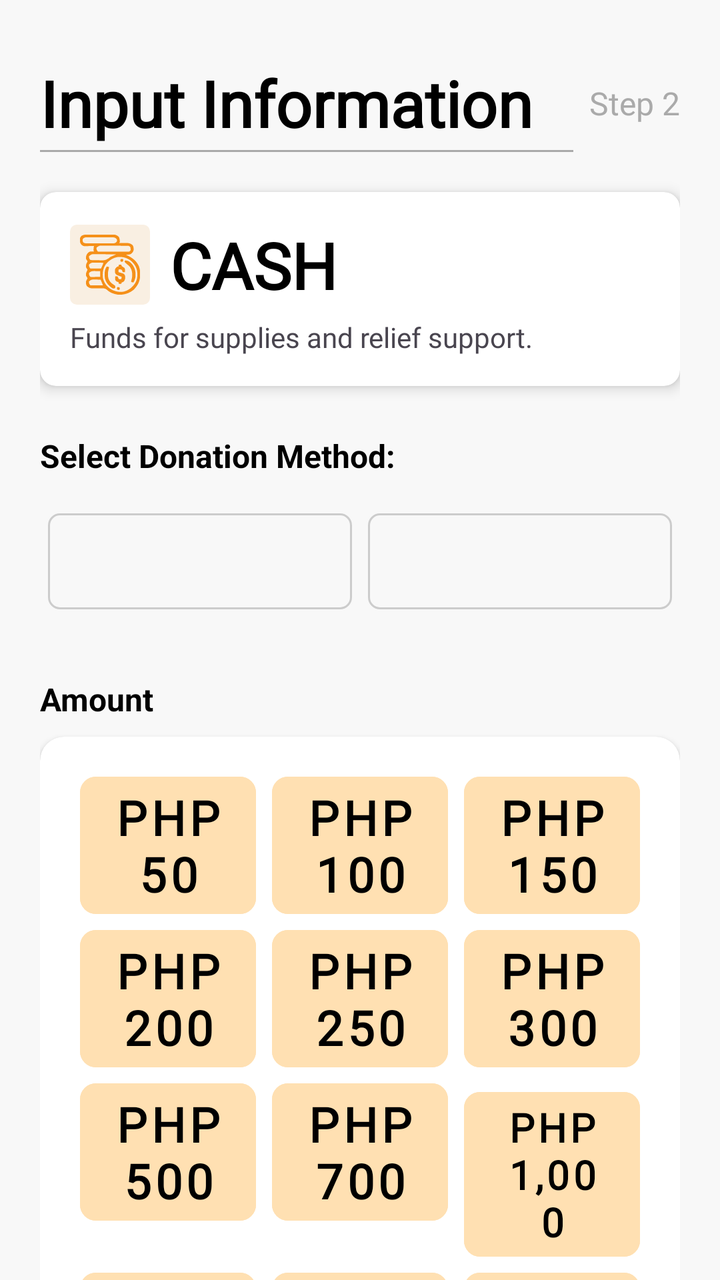
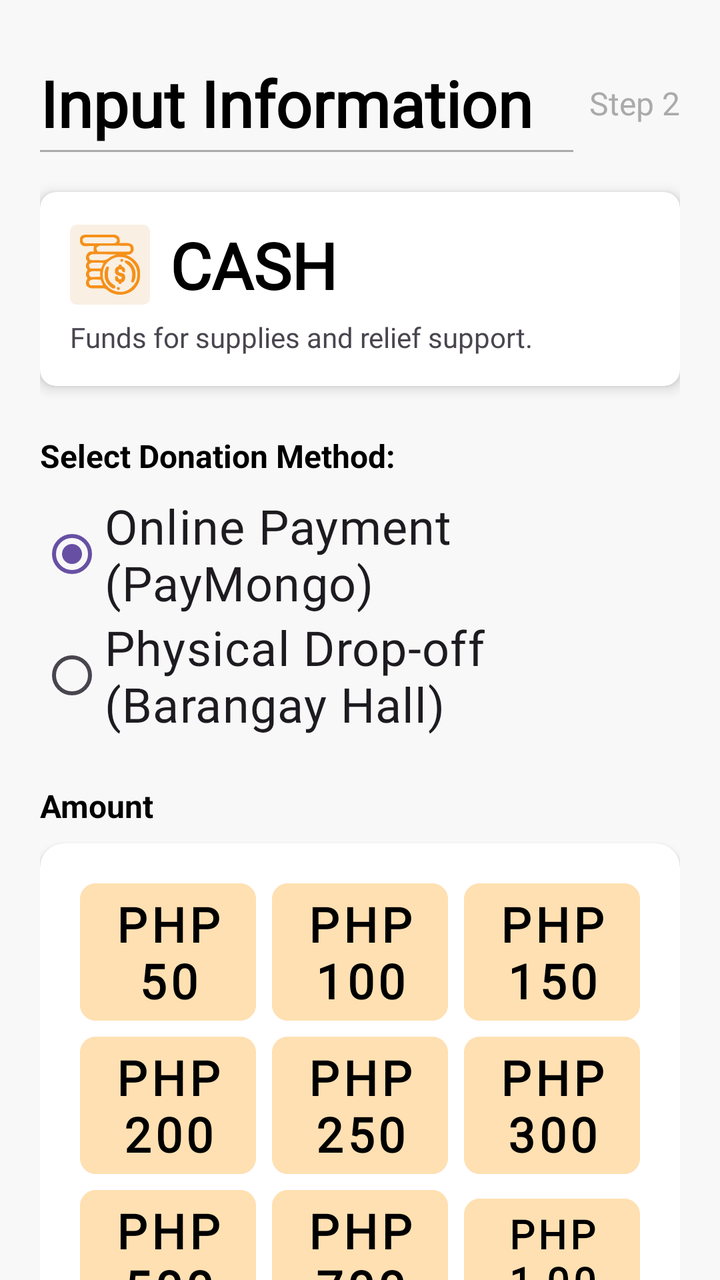

Compare the two renders of this Android layout. The source of the first and the diff that turns it into the second are given below.
<!-- AndroidManifest.xml: application theme Theme.Dawnasyon_v1 -->
<!-- res/layout/fragment_cash_info.xml -->
<?xml version="1.0" encoding="utf-8"?>
<androidx.core.widget.NestedScrollView xmlns:android="http://schemas.android.com/apk/res/android"
    xmlns:app="http://schemas.android.com/apk/res-auto"
    xmlns:tools="http://schemas.android.com/tools"
    android:layout_width="match_parent"
    android:layout_height="match_parent"
    android:fillViewport="true"
    android:background="#F8F8F8">

    <androidx.constraintlayout.widget.ConstraintLayout
        android:layout_width="match_parent"
        android:layout_height="wrap_content"
        android:padding="20dp"
        tools:context=".CashInfo_fragment">

        <TextView
            android:id="@+id/txtHeader"
            android:layout_width="wrap_content"
            android:layout_height="wrap_content"
            android:layout_marginTop="10dp"
            android:fontFamily="@font/dongle"
            android:text="@string/input_information"
            android:textColor="@android:color/black"
            android:textSize="32sp"
            android:textStyle="bold"
            app:layout_constraintStart_toStartOf="parent"
            app:layout_constraintTop_toTopOf="parent" />

        <View
            android:id="@+id/separatorLine"
            android:layout_width="0dp"
            android:layout_height="1dp"
            android:background="@android:color/darker_gray"
            android:layout_marginTop="2dp"
            android:layout_marginEnd="8dp"
            app:layout_constraintStart_toStartOf="@id/txtHeader"
            app:layout_constraintEnd_toStartOf="@id/txtStep"
            app:layout_constraintTop_toBottomOf="@id/txtHeader" />

        <TextView
            android:id="@+id/txtStep"
            android:layout_width="wrap_content"
            android:layout_height="wrap_content"
            android:fontFamily="@font/dongle"
            android:text="Step 2"
            android:textColor="@android:color/darker_gray"
            android:textSize="16sp"
            app:layout_constraintBottom_toBottomOf="@id/txtHeader"
            app:layout_constraintEnd_toEndOf="parent"
            app:layout_constraintTop_toTopOf="@id/txtHeader" />

        <androidx.cardview.widget.CardView
            android:id="@+id/cardCategory"
            android:layout_width="match_parent"
            android:layout_height="wrap_content"
            android:layout_marginTop="20dp"
            app:cardCornerRadius="8dp"
            app:cardElevation="4dp"
            app:layout_constraintTop_toBottomOf="@id/separatorLine">

            <LinearLayout
                android:layout_width="match_parent"
                android:layout_height="wrap_content"
                android:orientation="vertical"
                android:padding="15dp">

                <LinearLayout
                    android:layout_width="match_parent"
                    android:layout_height="wrap_content"
                    android:orientation="horizontal"
                    android:gravity="center_vertical">

                    <ImageView
                        android:id="@+id/detailsImage"
                        android:layout_width="40dp"
                        android:layout_height="40dp"
                        android:src="@drawable/ic_money"
                        android:layout_marginEnd="10dp"
                        android:background="@drawable/bg"
                        android:padding="5dp"/>

                    <TextView
                        android:id="@+id/detailsTitle"
                        android:layout_width="wrap_content"
                        android:layout_height="wrap_content"
                        android:fontFamily="@font/dongle"
                        android:text="@string/cash"
                        android:textColor="@android:color/black"
                        android:textSize="32sp"
                        android:textStyle="bold" />
                </LinearLayout>

                <TextView
                    android:id="@+id/detailsDescription"
                    android:layout_width="match_parent"
                    android:layout_height="wrap_content"
                    android:layout_marginTop="5dp"
                    android:fontFamily="@font/dongle_light"
                    android:text="@string/funds_for_supplies_and_relief_support"
                    android:textSize="14sp" />
            </LinearLayout>
        </androidx.cardview.widget.CardView>

        <TextView
            android:id="@+id/txt_method_label"
            android:layout_width="wrap_content"
            android:layout_height="wrap_content"
            android:text="@string/select_donation_method"
            android:textSize="16sp"
            android:textStyle="bold"
            android:textColor="@android:color/black"
            android:layout_marginTop="24dp"
            app:layout_constraintTop_toBottomOf="@id/cardCategory"
            app:layout_constraintStart_toStartOf="parent" />

        <LinearLayout
            android:id="@+id/payment_methods_container"
            android:layout_width="match_parent"
            android:layout_height="wrap_content"
            android:orientation="horizontal"
            android:layout_marginTop="8dp"
            app:layout_constraintTop_toBottomOf="@id/txt_method_label"
            app:layout_constraintStart_toStartOf="parent"
            app:layout_constraintEnd_toEndOf="parent">

            <include layout="@layout/item_payment_method" android:id="@+id/gcash_button_layout" />
            <include layout="@layout/item_payment_method" android:id="@+id/maya_button_layout" />
        </LinearLayout>

        <TextView
            android:id="@+id/txt_amount_label"
            android:layout_width="wrap_content"
            android:layout_height="wrap_content"
            android:text="@string/amount"
            android:textSize="16sp"
            android:textStyle="bold"
            android:textColor="@android:color/black"
            android:layout_marginTop="24dp"
            app:layout_constraintTop_toBottomOf="@id/payment_methods_container"
            app:layout_constraintStart_toStartOf="parent" />

        <androidx.cardview.widget.CardView
            android:layout_width="match_parent"
            android:layout_height="wrap_content"
            android:layout_marginTop="8dp"
            android:layout_marginBottom="80dp"
            app:cardCornerRadius="12dp"
            app:cardElevation="2dp"
            app:cardBackgroundColor="@color/white"
            app:layout_constraintTop_toBottomOf="@id/txt_amount_label"
            app:layout_constraintStart_toStartOf="parent"
            app:layout_constraintEnd_toEndOf="parent"
            app:layout_constraintBottom_toBottomOf="parent">

            <LinearLayout
                android:layout_width="match_parent"
                android:layout_height="wrap_content"
                android:orientation="vertical"
                android:padding="16dp"
                android:gravity="center">

                <GridLayout
                    android:id="@+id/amount_grid"
                    android:layout_width="match_parent"
                    android:layout_height="wrap_content"
                    android:alignmentMode="alignMargins"
                    android:columnCount="3"
                    android:columnOrderPreserved="false"
                    android:rowCount="4"
                    android:useDefaultMargins="true">

                    <Button
                        style="@style/AmountButtonStyle"
                        android:fontFamily="@font/dongle"
                        android:text="PHP 50"
                        android:textSize="24sp" />

                    <Button
                        style="@style/AmountButtonStyle"
                        android:fontFamily="@font/dongle"
                        android:text="PHP 100"
                        android:textSize="24sp" />

                    <Button
                        style="@style/AmountButtonStyle"
                        android:fontFamily="@font/dongle"
                        android:text="PHP 150"
                        android:textSize="24sp" />

                    <Button
                        style="@style/AmountButtonStyle"
                        android:fontFamily="@font/dongle"
                        android:text="PHP 200"
                        android:textSize="24sp" />

                    <Button
                        style="@style/AmountButtonStyle"
                        android:fontFamily="@font/dongle"
                        android:text="PHP 250"
                        android:textSize="24sp" />

                    <Button
                        style="@style/AmountButtonStyle"
                        android:fontFamily="@font/dongle"
                        android:text="PHP 300"
                        android:textSize="24sp" />

                    <Button
                        style="@style/AmountButtonStyle"
                        android:fontFamily="@font/dongle"
                        android:text="PHP 500"
                        android:textSize="24sp" />

                    <Button
                        style="@style/AmountButtonStyle"
                        android:fontFamily="@font/dongle"
                        android:text="PHP 700"
                        android:textSize="24sp" />

                    <Button
                        style="@style/AmountButtonStyle"
                        android:fontFamily="@font/dongle"
                        android:text="PHP 1,000"
                        android:textSize="20sp" />

                    <Button
                        style="@style/AmountButtonStyle"
                        android:fontFamily="@font/dongle"
                        android:text="PHP 2,000"
                        android:textSize="16sp" />

                    <Button
                        style="@style/AmountButtonStyle"
                        android:fontFamily="@font/dongle"
                        android:text="PHP 3,000"
                        android:textSize="16sp" />

                    <Button
                        style="@style/AmountButtonStyle"
                        android:fontFamily="@font/dongle"
                        android:text="PHP 5,000"
                        android:textSize="16sp" />
                </GridLayout>

                <LinearLayout
                    android:id="@+id/layout_other_amount"
                    android:layout_width="match_parent"
                    android:layout_height="wrap_content"
                    android:orientation="horizontal"
                    android:gravity="center_vertical"
                    android:layout_marginTop="16dp"
                    android:background="@drawable/bg_option_unselected"
                    android:padding="8dp">

                    <TextView
                        android:layout_width="wrap_content"
                        android:layout_height="wrap_content"
                        android:text="Other:"
                        android:fontFamily="@font/dongle"
                        android:textSize="24sp"
                        android:textColor="@color/black"
                        android:layout_marginEnd="8dp"/>

                    <EditText
                        android:id="@+id/et_other_amount"
                        android:layout_width="0dp"
                        android:layout_height="wrap_content"
                        android:layout_weight="1"
                        android:hint="Enter amount"
                        android:inputType="numberDecimal"
                        android:fontFamily="@font/dongle"
                        android:textSize="24sp"
                        android:background="@android:color/transparent"/>

                    <Button
                        android:id="@+id/btn_confirm_other"
                        android:layout_width="wrap_content"
                        android:layout_height="wrap_content"
                        android:text="Scan"
                        android:fontFamily="@font/dongle"
                        android:textSize="20sp"
                        android:backgroundTint="#27869B"
                        android:textColor="@color/white"
                        app:cornerRadius="8dp"/>

                </LinearLayout>

                <LinearLayout
                    android:layout_width="match_parent"
                    android:layout_height="wrap_content"
                    android:orientation="horizontal"
                    android:gravity="center"
                    android:layout_marginTop="24dp">


                </LinearLayout>

            </LinearLayout>
        </androidx.cardview.widget.CardView>

    </androidx.constraintlayout.widget.ConstraintLayout>
</androidx.core.widget.NestedScrollView>
<!-- res/layout/item_payment_method.xml (included above) -->
<?xml version="1.0" encoding="utf-8"?>
<LinearLayout xmlns:android="http://schemas.android.com/apk/res/android"
    xmlns:app="http://schemas.android.com/apk/res-auto"
    android:layout_width="0dp"
    android:layout_height="wrap_content"
    android:layout_weight="1"
    android:orientation="vertical"
    android:padding="4dp">

    <Button
        android:id="@+id/btn_payment_method"
        style="@style/Widget.MaterialComponents.Button.OutlinedButton"
        android:layout_width="match_parent"
        android:layout_height="60dp"
        android:text=""

        app:iconGravity="textStart"
        app:iconPadding="0dp"
        app:iconSize="50dp"

        app:strokeColor="#CCCCCC"
        app:cornerRadius="6dp" />
</LinearLayout>
<!-- resources referenced by this layout -->
<resources>
  <color name="black">#FF000000</color>
  <color name="white">#FFFFFFFF</color>
  <!-- drawable bg (drawable) -->
  <vector xmlns:android="http://schemas.android.com/apk/res/android"
      android:width="58dp"
      android:height="58dp"
      android:viewportWidth="58"
      android:viewportHeight="58">
    <path
        android:pathData="M5,0L53,0A5,5 0,0 1,58 5L58,53A5,5 0,0 1,53 58L5,58A5,5 0,0 1,0 53L0,5A5,5 0,0 1,5 0z"
        android:fillColor="#F9EFE2"/>
  </vector>
  <!-- drawable bg_option_unselected (drawable) -->
  <shape xmlns:android="http://schemas.android.com/apk/res/android"
      android:shape="rectangle">
      <solid android:color="#EBEBEB" />
      <corners android:radius="10dp" />
      <stroke android:width="1dp" android:color="#DBDBDB" />
  </shape>
  <!-- drawable ic_money: vector/xml drawable (drawable, 8029 chars, omitted) -->
  <string name="amount">Amount</string>
  <string name="cash">CASH</string>
  <string name="funds_for_supplies_and_relief_support">Funds for supplies and relief support.</string>
  <string name="input_information">Input Information</string>
  <string name="select_donation_method">Select Donation Method:</string>
  <style name="AmountButtonStyle" parent="Widget.MaterialComponents.Button.UnelevatedButton">
          <item name="android:layout_width">0dp</item>
          <item name="android:layout_height">wrap_content</item>
          <item name="android:layout_columnWeight">1</item>
          <item name="android:layout_margin">4dp</item>
          <item name="android:backgroundTint">#FFE0B2</item>
          <item name="android:textColor">#000000</item>
          <item name="android:textSize">14sp</item>
          <item name="android:textStyle">bold</item>
  
          <item name="cornerRadius">8dp</item>
  
          <item name="android:minHeight">50dp</item>
          <item name="android:insetTop">0dp</item>
          <item name="android:insetBottom">0dp</item>
      </style>
  <style name="Theme.Dawnasyon_v1" parent="Base.Theme.Dawnasyon_v1" />
  <style name="Base.Theme.Dawnasyon_v1" parent="Theme.Material3.Light.NoActionBar">
          
          
      </style>
</resources>

<!-- the commit's change to res/layout/fragment_cash_info.xml (unified diff, before → after) -->
@@ -105,7 +105,7 @@
             android:id="@+id/txt_method_label"
             android:layout_width="wrap_content"
             android:layout_height="wrap_content"
-            android:text="@string/select_donation_method"
+            android:text="Select Donation Method:"
             android:textSize="16sp"
             android:textStyle="bold"
             android:textColor="@android:color/black"
@@ -113,19 +113,31 @@
             app:layout_constraintTop_toBottomOf="@id/cardCategory"
             app:layout_constraintStart_toStartOf="parent" />
 
-        <LinearLayout
-            android:id="@+id/payment_methods_container"
+        <RadioGroup
+            android:id="@+id/rg_payment_method"
             android:layout_width="match_parent"
             android:layout_height="wrap_content"
-            android:orientation="horizontal"
             android:layout_marginTop="8dp"
             app:layout_constraintTop_toBottomOf="@id/txt_method_label"
-            app:layout_constraintStart_toStartOf="parent"
-            app:layout_constraintEnd_toEndOf="parent">
-
-            <include layout="@layout/item_payment_method" android:id="@+id/gcash_button_layout" />
-            <include layout="@layout/item_payment_method" android:id="@+id/maya_button_layout" />
-        </LinearLayout>
+            app:layout_constraintStart_toStartOf="parent">
+
+            <RadioButton
+                android:id="@+id/rb_online"
+                android:layout_width="match_parent"
+                android:layout_height="wrap_content"
+                android:text="Online Payment (PayMongo)"
+                android:fontFamily="@font/dongle"
+                android:textSize="24sp"
+                android:checked="true"/>
+
+            <RadioButton
+                android:id="@+id/rb_physical"
+                android:layout_width="match_parent"
+                android:layout_height="wrap_content"
+                android:text="Physical Drop-off (Barangay Hall)"
+                android:fontFamily="@font/dongle"
+                android:textSize="24sp"/>
+        </RadioGroup>
 
         <TextView
             android:id="@+id/txt_amount_label"
@@ -136,7 +148,7 @@
             android:textStyle="bold"
             android:textColor="@android:color/black"
             android:layout_marginTop="24dp"
-            app:layout_constraintTop_toBottomOf="@id/payment_methods_container"
+            app:layout_constraintTop_toBottomOf="@id/rg_payment_method"
             app:layout_constraintStart_toStartOf="parent" />
 
         <androidx.cardview.widget.CardView
@@ -284,43 +296,7 @@
                         app:cornerRadius="8dp"/>
 
                 </LinearLayout>
-
-                <LinearLayout
-                    android:layout_width="match_parent"
-                    android:layout_height="wrap_content"
-                    android:orientation="horizontal"
-                    android:gravity="center"
-                    android:layout_marginTop="24dp">
-
-
-                </LinearLayout>
-
             </LinearLayout>
         </androidx.cardview.widget.CardView>
-
     </androidx.constraintlayout.widget.ConstraintLayout>
 </androidx.core.widget.NestedScrollView>
-<!-- res/layout/item_payment_method.xml (included above) -->
-<?xml version="1.0" encoding="utf-8"?>
-<LinearLayout xmlns:android="http://schemas.android.com/apk/res/android"
-    xmlns:app="http://schemas.android.com/apk/res-auto"
-    android:layout_width="0dp"
-    android:layout_height="wrap_content"
-    android:layout_weight="1"
-    android:orientation="vertical"
-    android:padding="4dp">
-
-    <Button
-        android:id="@+id/btn_payment_method"
-        style="@style/Widget.MaterialComponents.Button.OutlinedButton"
-        android:layout_width="match_parent"
-        android:layout_height="60dp"
-        android:text=""
-
-        app:iconGravity="textStart"
-        app:iconPadding="0dp"
-        app:iconSize="50dp"
-
-        app:strokeColor="#CCCCCC"
-        app:cornerRadius="6dp" />
-</LinearLayout>
<!-- resource entries referenced after the edit -->
@@ -24,7 +24,6 @@
   <string name="cash">CASH</string>
   <string name="funds_for_supplies_and_relief_support">Funds for supplies and relief support.</string>
   <string name="input_information">Input Information</string>
-  <string name="select_donation_method">Select Donation Method:</string>
   <style name="AmountButtonStyle" parent="Widget.MaterialComponents.Button.UnelevatedButton">
           <item name="android:layout_width">0dp</item>
           <item name="android:layout_height">wrap_content</item>
